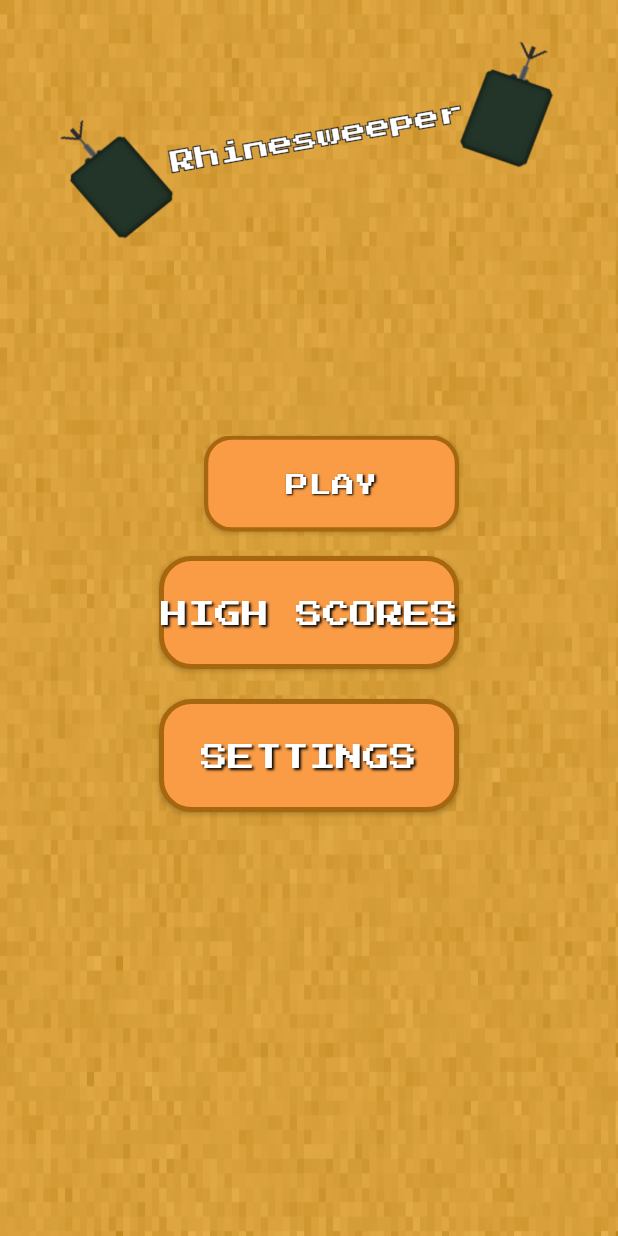
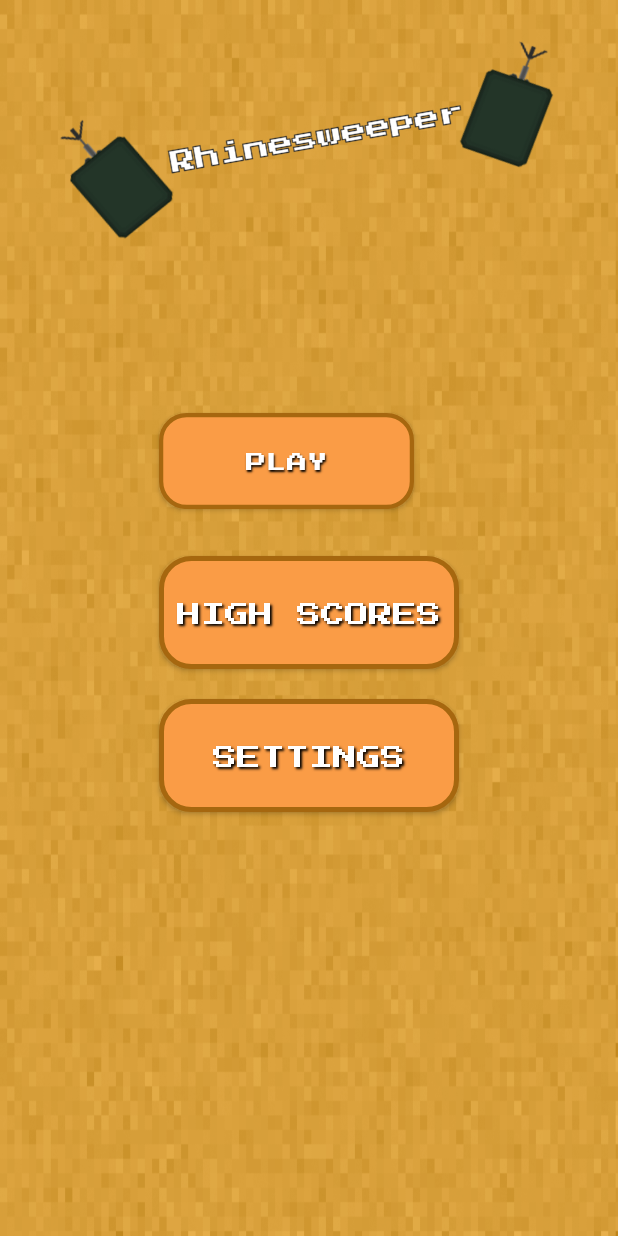
Before and after one commit to vil-kautto/minesweeper-mobile, an Android app: the screen it shows after launch (MainActivity), on a phone screen of 412 x 824 dp. Run offline under Robolectric (Android 15) with nearby library versions, the phone set to English and light mode, and no system bars; 1 statement that could not run was skipped.

Commit message:
fix main menu animations and text layout in buttons

```diff
--- a/app/src/main/res/anim/button_bounce.xml
+++ b/app/src/main/res/anim/button_bounce.xml
@@ -7,8 +7,8 @@
         android:fromXScale="1"
         android:toXScale="0.85"
         android:toYScale="0.85"
-        android:pivotY="150"
-        android:pivotX="300"
+        android:pivotY="50%"
+        android:pivotX="50%"
         android:duration="750"
         android:repeatMode="reverse"
         android:repeatCount="infinite"
--- a/app/src/main/res/layout/activity_main.xml
+++ b/app/src/main/res/layout/activity_main.xml
@@ -29,7 +29,7 @@
         android:layout_marginTop="100dp"
         android:layout_marginBottom="20dp"
         android:text="play"
-        android:textSize="18sp"
+        android:textSize="16sp"
         android:onClick="clicked"
         style="@style/CommonButton"
         />
@@ -41,7 +41,7 @@
         android:layout_gravity="center"
         android:layout_marginBottom="20dp"
         android:text="High Scores"
-        android:textSize="18sp"
+        android:textSize="16sp"
         android:onClick="clicked"
         style="@style/CommonButton"
         />
@@ -53,7 +53,7 @@
         android:layout_gravity="center"
         android:layout_marginBottom="20dp"
         android:text="Settings"
-        android:textSize="18sp"
+        android:textSize="16sp"
         android:onClick="clicked"
         style="@style/CommonButton"
         />
```
